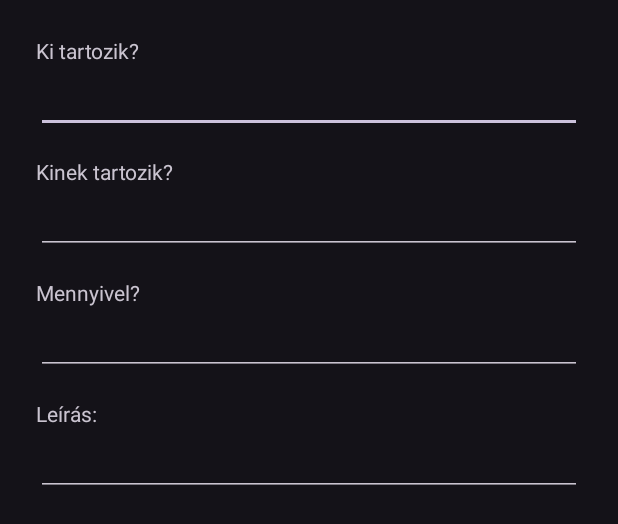
After one commit to KeveXD/Onlab, an Android app: the layout dialog_uj_tartozas.xml on its own in the app's theme, with its tools: preview values and no code run, on a phone screen of 412 x 824 dp. The commit adds this screen. Shown: the top 524 px of the screen. Run offline under Robolectric (Android 15) with nearby library versions, the phone set to English and light mode, and no system bars.

```diff
--- a/BuXa/app/build.gradle
+++ b/BuXa/app/build.gradle
@@ -12,6 +12,7 @@ android {
     //uj mukodik
     buildFeatures {
         dataBinding true
+        viewBinding true
     }
 
     defaultConfig {
@@ -61,6 +62,7 @@ dependencies {
     implementation 'androidx.constraintlayout:constraintlayout:2.1.4'
     //yeeee
     implementation 'com.google.firebase:firebase-auth:21.1.0'
+    implementation 'androidx.room:room-common:2.5.0'
     testImplementation 'junit:junit:4.13.2'
     androidTestImplementation 'androidx.test.ext:junit:1.1.5'
     androidTestImplementation 'androidx.test.espresso:espresso-core:3.5.1'
--- a/BuXa/app/src/main/AndroidManifest.xml
+++ b/BuXa/app/src/main/AndroidManifest.xml
@@ -15,9 +15,7 @@
         tools:targetApi="31">
         <activity android:name="hu.bme.aut.android.proba3.tartozas.Tartozas" />
 
-        <activity
-            android:name=".Tartozas"
-            android:exported="false" />
+
         <activity
             android:name=".main.MenuActivity"
             android:exported="false" />
--- /dev/null
+++ b/BuXa/app/src/main/res/layout/dialog_uj_tartozas.xml
@@ -0,0 +1,55 @@
+<?xml version="1.0" encoding="utf-8"?>
+<LinearLayout xmlns:android="http://schemas.android.com/apk/res/android"
+    android:layout_width="match_parent"
+    android:layout_height="match_parent"
+    android:orientation="vertical"
+    android:padding="24dip">
+
+    <TextView
+        android:layout_width="wrap_content"
+        android:layout_height="wrap_content"
+        android:text="Ki tartozik?" />
+
+    <EditText
+        android:id="@+id/etWho"
+        android:layout_width="match_parent"
+        android:layout_height="wrap_content" />
+
+    <TextView
+        android:layout_width="wrap_content"
+        android:layout_height="wrap_content"
+        android:layout_marginTop="16dip"
+        android:text="Kinek tartozik?" />
+
+    <EditText
+        android:id="@+id/etWhom"
+        android:layout_width="match_parent"
+        android:layout_height="wrap_content" />
+
+    <TextView
+        android:layout_width="wrap_content"
+        android:layout_height="wrap_content"
+        android:layout_marginTop="16dip"
+        android:text="Mennyivel?" />
+
+    <EditText
+        android:id="@+id/etAmount"
+        android:layout_width="match_parent"
+        android:inputType="numberDecimal"
+        android:layout_height="wrap_content" />
+
+    <TextView
+        android:layout_width="wrap_content"
+        android:layout_height="wrap_content"
+        android:layout_marginTop="16dip"
+        android:text="Leírás:" />
+
+    <EditText
+        android:id="@+id/etDescription"
+        android:layout_width="match_parent"
+        android:layout_height="wrap_content"
+        />
+
+
+
+</LinearLayout>
```
Also changed, not shown: BuXa/app/src/main/java/hu/bme/aut/android/proba3/login/LoginActivity.kt (+9 -2 lines), BuXa/app/src/main/java/hu/bme/aut/android/proba3/tartozas/DebtDatabase.kt (added, +16 -0 lines), BuXa/app/src/main/java/hu/bme/aut/android/proba3/tartozas/PaymentFragment.kt (added, +56 -0 lines), BuXa/app/src/main/java/hu/bme/aut/android/proba3/tartozas/Tartozas.kt (+21 -1 lines), BuXa/app/src/main/res/layout/activity_tartozas.xml (+10 -2 lines), BuXa/app/src/main/res/layout/pocket.xml (deleted, +0 -10 lines).
